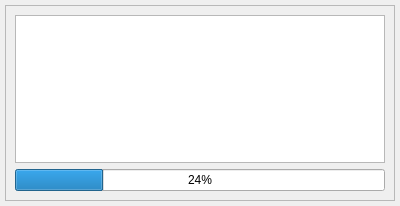
pyvfx-com/QProgressBar, file ui/progressbar.ui: the form before one commit.
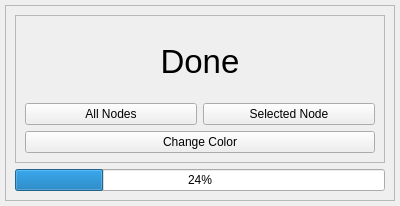
The form after the commit.

Patch:
```diff
--- a/ui/progressbar.ui
+++ b/ui/progressbar.ui
@@ -69,7 +69,56 @@
         </property>
         <layout class="QVBoxLayout" name="verticalLayout">
          <item>
-          <widget class="QPlainTextEdit" name="plainTextEdit_output"/>
+          <widget class="QFrame" name="frame_2">
+           <property name="frameShape">
+            <enum>QFrame::StyledPanel</enum>
+           </property>
+           <property name="frameShadow">
+            <enum>QFrame::Raised</enum>
+           </property>
+           <layout class="QVBoxLayout" name="verticalLayout_2">
+            <item>
+             <widget class="QLabel" name="label">
+              <property name="font">
+               <font>
+                <pointsize>25</pointsize>
+               </font>
+              </property>
+              <property name="text">
+               <string>Done</string>
+              </property>
+              <property name="alignment">
+               <set>Qt::AlignCenter</set>
+              </property>
+             </widget>
+            </item>
+            <item>
+             <layout class="QHBoxLayout" name="horizontalLayout">
+              <item>
+               <widget class="QPushButton" name="allnode">
+                <property name="text">
+                 <string>All Nodes</string>
+                </property>
+               </widget>
+              </item>
+              <item>
+               <widget class="QPushButton" name="selnode">
+                <property name="text">
+                 <string>Selected Node</string>
+                </property>
+               </widget>
+              </item>
+             </layout>
+            </item>
+            <item>
+             <widget class="QPushButton" name="chenge_tilecolor">
+              <property name="text">
+               <string>Change Color</string>
+              </property>
+             </widget>
+            </item>
+           </layout>
+          </widget>
          </item>
          <item>
           <widget class="QProgressBar" name="progressBar">
```
